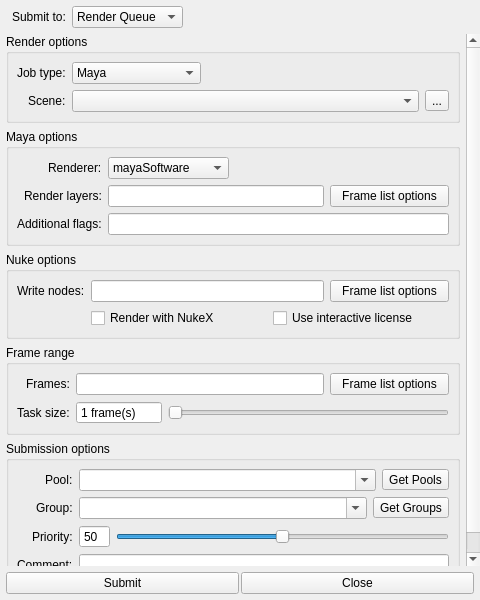
Old version of the form core/ui/render_submit_ui.ui in the repository mjbonnington/icarus-gps.
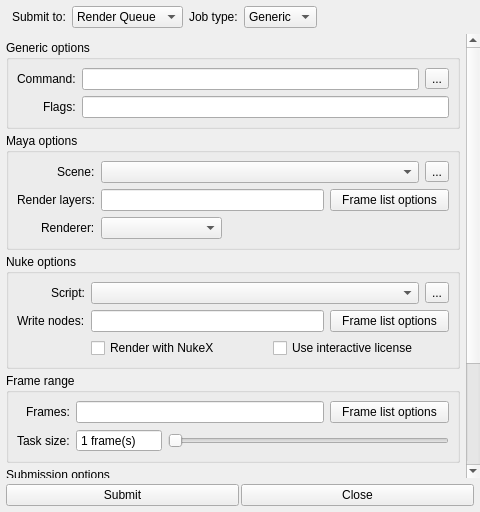
New version of the form. Icons and pictures are not drawn.

Commit message: Improved render submitter. More robust error handling. Tidied up UI stylesheet.

The edit to the form file:
```diff
--- a/core/ui/render_submit_ui.ui
+++ b/core/ui/render_submit_ui.ui
@@ -8,7 +8,7 @@
     <x>0</x>
     <y>0</y>
     <width>480</width>
-    <height>600</height>
+    <height>512</height>
    </rect>
   </property>
   <property name="windowTitle">
@@ -36,7 +36,7 @@
       <property name="lineWidth">
        <number>0</number>
       </property>
-      <layout class="QFormLayout" name="submitTo_formLayout">
+      <layout class="QGridLayout" name="gridLayout">
        <property name="leftMargin">
         <number>12</number>
        </property>
@@ -49,10 +49,10 @@
        <property name="bottomMargin">
         <number>6</number>
        </property>
-       <item row="0" column="0">
-        <widget class="QLabel" name="submitTo_label">
+       <item row="0" column="2">
+        <widget class="QLabel" name="jobType_label">
          <property name="text">
-          <string>Submit to:</string>
+          <string>Job type:</string>
          </property>
          <property name="buddy">
           <cstring>submitTo_comboBox</cstring>
@@ -79,6 +79,54 @@
          </item>
         </widget>
        </item>
+       <item row="0" column="0">
+        <widget class="QLabel" name="submitTo_label">
+         <property name="text">
+          <string>Submit to:</string>
+         </property>
+         <property name="buddy">
+          <cstring>submitTo_comboBox</cstring>
+         </property>
+        </widget>
+       </item>
+       <item row="0" column="3">
+        <widget class="QComboBox" name="jobType_comboBox">
+         <property name="sizePolicy">
+          <sizepolicy hsizetype="Maximum" vsizetype="Fixed">
+           <horstretch>0</horstretch>
+           <verstretch>0</verstretch>
+          </sizepolicy>
+         </property>
+         <item>
+          <property name="text">
+           <string>Generic</string>
+          </property>
+         </item>
+         <item>
+          <property name="text">
+           <string>Maya</string>
+          </property>
+         </item>
+         <item>
+          <property name="text">
+           <string>Nuke</string>
+          </property>
+         </item>
+        </widget>
+       </item>
+       <item row="0" column="4">
+        <spacer name="header_horizontalSpacer">
+         <property name="orientation">
+          <enum>Qt::Horizontal</enum>
+         </property>
+         <property name="sizeHint" stdset="0">
+          <size>
+           <width>40</width>
+           <height>20</height>
+          </size>
+         </property>
+        </spacer>
+       </item>
       </layout>
      </widget>
     </item>
@@ -106,42 +154,39 @@
        <property name="geometry">
         <rect>
          <x>0</x>
-         <y>0</y>
-         <width>480</width>
-         <height>533</height>
+         <y>-119</y>
+         <width>463</width>
+         <height>564</height>
         </rect>
        </property>
        <property name="noBackground" stdset="0">
         <bool>true</bool>
        </property>
        <layout class="QVBoxLayout" name="settings_verticalLayout">
-        <property name="leftMargin">
-         <number>6</number>
+        <property name="spacing">
+         <number>4</number>
         </property>
-        <property name="topMargin">
-         <number>0</number>
-        </property>
-        <property name="rightMargin">
+        <property name="margin">
          <number>6</number>
         </property>
-        <property name="bottomMargin">
-         <number>0</number>
-        </property>
         <item>
-         <widget class="QGroupBox" name="render_groupBox">
+         <widget class="QGroupBox" name="generic_groupBox">
+          <property name="sizePolicy">
+           <sizepolicy hsizetype="Preferred" vsizetype="Maximum">
+            <horstretch>0</horstretch>
+            <verstretch>0</verstretch>
+           </sizepolicy>
+          </property>
           <property name="title">
-           <string>Render options</string>
-          </property>
-          <property name="flat">
-           <bool>false</bool>
+           <string>Generic options</string>
           </property>
           <property name="expandable" stdset="0">
            <bool>true</bool>
           </property>
-          <layout class="QFormLayout" name="render_formLayout">
-           <property name="fieldGrowthPolicy">
-            <enum>QFormLayout::AllNonFixedFieldsGrow</enum>
-           </property>
+          <property name="xmlCategory" stdset="0">
+           <string>generic</string>
+          </property>
+          <layout class="QFormLayout" name="generic_formLayout">
            <property name="labelAlignment">
             <set>Qt::AlignRight|Qt::AlignTrailing|Qt::AlignVCenter</set>
            </property>
@@ -149,9 +194,9 @@
             <number>8</number>
            </property>
            <item row="0" column="0">
-            <widget class="QLabel" name="type_label">
+            <widget class="QLabel" name="command_label">
              <property name="text">
-              <string>Job type:</string>
+              <string>Command:</string>
              </property>
              <property name="buddy">
               <cstring>type_comboBox</cstring>
@@ -159,80 +204,22 @@
             </widget>
            </item>
            <item row="0" column="1">
-            <layout class="QHBoxLayout" name="type_horizontalLayout">
+            <layout class="QHBoxLayout" name="command_horizontalLayout">
              <item>
-              <widget class="QComboBox" name="type_comboBox">
-               <property name="sizePolicy">
-                <sizepolicy hsizetype="Maximum" vsizetype="Fixed">
-                 <horstretch>0</horstretch>
-                 <verstretch>0</verstretch>
-                </sizepolicy>
+              <widget class="QLineEdit" name="command_lineEdit">
+               <property name="toolTip">
+                <string>&lt;html&gt;&lt;head/&gt;&lt;body&gt;&lt;p&gt;Path to the command executable.&lt;/p&gt;&lt;/body&gt;&lt;/html&gt;</string>
                </property>
-               <item>
-                <property name="text">
-                 <string>Maya</string>
-                </property>
-               </item>
-               <item>
-                <property name="text">
-                 <string>Nuke</string>
-                </property>
-               </item>
-               <item>
-                <property name="text">
-                 <string>Generic command</string>
-                </property>
-               </item>
-              </widget>
-             </item>
-             <item>
-              <spacer name="type_horizontalSpacer">
-               <property name="orientation">
-                <enum>Qt::Horizontal</enum>
+               <property name="text">
+                <string/>
                </property>
-               <property name="sizeHint" stdset="0">
-                <size>
-                 <width>40</width>
-                 <height>20</height>
-                </size>
+               <property name="xmlTag" stdset="0">
+                <string>command</string>
                </property>
-              </spacer>
-             </item>
-            </layout>
-           </item>
-           <item row="1" column="0">
-            <widget class="QLabel" name="scene_label">
-             <property name="text">
-              <string>Scene:</string>
-             </property>
-             <property name="buddy">
-              <cstring>scene_comboBox</cstring>
-             </property>
-            </widget>
-           </item>
-           <item row="1" column="1">
-            <layout class="QHBoxLayout" name="scene_horizontalLayout">
-             <item>
-              <widget class="QComboBox" name="scene_comboBox">
-               <property name="sizePolicy">
-                <sizepolicy hsizetype="Expanding" vsizetype="Fixed">
-                 <horstretch>0</horstretch>
-                 <verstretch>0</verstretch>
-                </sizepolicy>
-               </property>
-               <property name="editable">
-                <bool>false</bool>
-               </property>
-               <property name="maxCount">
-                <number>10</number>
-               </property>
-               <property name="insertPolicy">
-                <enum>QComboBox::InsertAtTop</enum>
-               </property>
               </widget>
              </item>
              <item>
-              <widget class="QToolButton" name="sceneBrowse_toolButton">
+              <widget class="QToolButton" name="commandBrowse_toolButton">
                <property name="text">
                 <string>...</string>
                </property>
@@ -251,6 +238,36 @@
                <property name="toolButtonStyle">
                 <enum>Qt::ToolButtonIconOnly</enum>
                </property>
+               <property name="noBackground" stdset="0">
+                <bool>false</bool>
+               </property>
+              </widget>
+             </item>
+            </layout>
+           </item>
+           <item row="1" column="0">
+            <widget class="QLabel" name="flags_label">
+             <property name="text">
+              <string>Flags:</string>
+             </property>
+             <property name="buddy">
+              <cstring>flags_lineEdit</cstring>
+             </property>
+            </widget>
+           </item>
+           <item row="1" column="1">
+            <layout class="QHBoxLayout" name="flags_horizontalLayout">
+             <item>
+              <widget class="QLineEdit" name="flags_lineEdit">
+               <property name="toolTip">
+                <string>&lt;html&gt;&lt;head/&gt;&lt;body&gt;&lt;p&gt;Allows additional command-line flags to be specified.&lt;/p&gt;&lt;/body&gt;&lt;/html&gt;</string>
+               </property>
+               <property name="text">
+                <string/>
+               </property>
+               <property name="xmlTag" stdset="0">
+                <string>flags</string>
+               </property>
               </widget>
              </item>
             </layout>
@@ -259,16 +276,16 @@
          </widget>
         </item>
         <item>
-         <widget class="QGroupBox" name="mayaOptions_groupBox">
+         <widget class="QGroupBox" name="maya_groupBox">
+          <property name="sizePolicy">
+           <sizepolicy hsizetype="Preferred" vsizetype="Maximum">
+            <horstretch>0</horstretch>
+            <verstretch>0</verstretch>
+           </sizepolicy>
+          </property>
           <property name="title">
            <string>Maya options</string>
           </property>
-          <property name="flat">
-           <bool>false</bool>
-          </property>
-          <property name="checkable">
-           <bool>false</bool>
-          </property>
           <property name="checked">
            <bool>false</bool>
           </property>
@@ -278,87 +295,14 @@
           <property name="xmlCategory" stdset="0">
            <string>maya</string>
           </property>
-          <layout class="QFormLayout" name="mayaOptions_formLayout">
-           <property name="fieldGrowthPolicy">
-            <enum>QFormLayout::AllNonFixedFieldsGrow</enum>
-           </property>
+          <layout class="QFormLayout" name="maya_formLayout">
            <property name="labelAlignment">
             <set>Qt::AlignRight|Qt::AlignTrailing|Qt::AlignVCenter</set>
            </property>
            <property name="margin">
             <number>8</number>
            </property>
-           <item row="1" column="0">
-            <widget class="QLabel" name="layers_label">
-             <property name="text">
-              <string>Render layers:</string>
-             </property>
-             <property name="buddy">
-              <cstring>layers_lineEdit</cstring>
-             </property>
-            </widget>
-           </item>
-           <item row="1" column="1">
-            <layout class="QHBoxLayout" name="layers_horizontalLayout">
-             <item>
-              <widget class="QLineEdit" name="layers_lineEdit">
-               <property name="toolTip">
-                <string>&lt;html&gt;&lt;head/&gt;&lt;body&gt;&lt;p&gt;Specify render layer(s) to be submitted individually. Multiple entries can be separated by commas. If left blank, the renderable layers will be read from the scene file and output for each task.&lt;/p&gt;&lt;/body&gt;&lt;/html&gt;</string>
-               </property>
-               <property name="text">
-                <string/>
-               </property>
-               <property name="xmlTag" stdset="0">
-                <string>renderLayers</string>
-               </property>
-              </widget>
-             </item>
-             <item>
-              <widget class="QToolButton" name="layerOptions_toolButton">
-               <property name="sizePolicy">
-                <sizepolicy hsizetype="Maximum" vsizetype="Fixed">
-                 <horstretch>0</horstretch>
-                 <verstretch>0</verstretch>
-                </sizepolicy>
-               </property>
-               <property name="toolTip">
-                <string>Render layer options</string>
-               </property>
-               <property name="styleSheet">
-                <string notr="true">QToolButton {
-	padding: 1px 12px 2px 1px;
-}
-
-QToolButton:pressed, QToolButton:checked:pressed {
-	padding: 2px 11px 1px 2px;
-}
-</string>
-               </property>
-               <property name="text">
-                <string>Frame list options</string>
-               </property>
-               <property name="icon">
-                <iconset resource="rsc.qrc">
-                 <normaloff>:/rsc/rsc/icon_settings.png</normaloff>
-                 <disabledoff>:/rsc/rsc/icon_settings_disabled.png</disabledoff>:/rsc/rsc/icon_settings.png</iconset>
-               </property>
-               <property name="iconSize">
-                <size>
-                 <width>15</width>
-                 <height>15</height>
-                </size>
-               </property>
-               <property name="popupMode">
-                <enum>QToolButton::InstantPopup</enum>
-               </property>
-               <property name="toolButtonStyle">
-                <enum>Qt::ToolButtonIconOnly</enum>
-               </property>
-              </widget>
-             </item>
-            </layout>
-           </item>
-           <item row="0" column="0">
+           <item row="2" column="0">
             <widget class="QLabel" name="renderer_label">
              <property name="text">
               <string>Renderer:</string>
@@ -368,7 +312,7 @@
              </property>
             </widget>
            </item>
-           <item row="0" column="1">
+           <item row="2" column="1">
             <layout class="QHBoxLayout" name="renderer_horizontalLayout">
              <item>
               <widget class="QComboBox" name="renderer_comboBox">
@@ -381,6 +325,11 @@
                <property name="xmlTag" stdset="0">
                 <string>renderer</string>
                </property>
+               <item>
+                <property name="text">
+                 <string/>
+                </property>
+               </item>
                <item>
                 <property name="text">
                  <string>mayaSoftware</string>
@@ -433,20 +382,78 @@
              </item>
             </layout>
            </item>
-           <item row="2" column="0">
-            <widget class="QLabel" name="flags_label">
+           <item row="0" column="0">
+            <widget class="QLabel" name="scene_label">
              <property name="text">
-              <string>Additional flags:</string>
+              <string>Scene:</string>
              </property>
              <property name="buddy">
               <cstring>flags_lineEdit</cstring>
              </property>
             </widget>
            </item>
-           <item row="2" column="1">
-            <layout class="QHBoxLayout" name="flags_horizontalLayout">
+           <item row="0" column="1">
+            <layout class="QHBoxLayout" name="scene_horizontalLayout">
              <item>
-              <widget class="QLineEdit" name="flags_lineEdit">
+              <widget class="QComboBox" name="scene_comboBox">
+               <property name="sizePolicy">
+                <sizepolicy hsizetype="Expanding" vsizetype="Fixed">
+                 <horstretch>0</horstretch>
+                 <verstretch>0</verstretch>
+                </sizepolicy>
+               </property>
+               <property name="editable">
+                <bool>false</bool>
+               </property>
+               <property name="maxCount">
+                <number>10</number>
+               </property>
+               <property name="insertPolicy">
+                <enum>QComboBox::InsertAtTop</enum>
+               </property>
+              </widget>
+             </item>
+             <item>
+              <widget class="QToolButton" name="sceneBrowse_toolButton">
+               <property name="text">
+                <string>...</string>
+               </property>
+               <property name="icon">
+                <iconset>
+                 <normalon>:/rsc/rsc/icon_folder.png</normalon>
+                 <disabledon>:/rsc/rsc/icon_folder_disabled.png</disabledon>
+                </iconset>
+               </property>
+               <property name="iconSize">
+                <size>
+                 <width>15</width>
+                 <height>15</height>
+                </size>
+               </property>
+               <property name="toolButtonStyle">
+                <enum>Qt::ToolButtonIconOnly</enum>
+               </property>
+               <property name="noBackground" stdset="0">
+                <bool>false</bool>
+               </property>
+              </widget>
+             </item>
+            </layout>
+           </item>
+           <item row="1" column="0">
+            <widget class="QLabel" name="layers_label">
+             <property name="text">
+              <string>Render layers:</string>
+             </property>
+             <property name="buddy">
+              <cstring>layers_lineEdit</cstring>
+             </property>
+            </widget>
+           </item>
+           <item row="1" column="1">
+            <layout class="QHBoxLayout" name="layers_horizontalLayout">
+             <item>
+              <widget class="QLineEdit" name="layers_lineEdit">
                <property name="toolTip">
                 <string>&lt;html&gt;&lt;head/&gt;&lt;body&gt;&lt;p&gt;Allows additional command-line flags to be specified.&lt;/p&gt;&lt;/body&gt;&lt;/html&gt;</string>
                </property>
@@ -454,7 +461,53 @@
                 <string/>
                </property>
                <property name="xmlTag" stdset="0">
-                <string>flags</string>
+                <string>renderLayers</string>
+               </property>
+              </widget>
+             </item>
+             <item>
+              <widget class="QToolButton" name="layerOptions_toolButton">
+               <property name="sizePolicy">
+                <sizepolicy hsizetype="Maximum" vsizetype="Fixed">
+                 <horstretch>0</horstretch>
+                 <verstretch>0</verstretch>
+                </sizepolicy>
+               </property>
+               <property name="toolTip">
+                <string>Render layer options</string>
+               </property>
+               <property name="styleSheet">
+                <string notr="true">QToolButton {
+	padding: 1px 12px 2px 1px;
+}
+
+QToolButton:pressed, QToolButton:checked:pressed {
+	padding: 2px 11px 1px 2px;
+}
+</string>
+               </property>
+               <property name="text">
+                <string>Frame list options</string>
+               </property>
+               <property name="icon">
+                <iconset resource="rsc.qrc">
+                 <normaloff>:/rsc/rsc/icon_settings.png</normaloff>
+                 <disabledoff>:/rsc/rsc/icon_settings_disabled.png</disabledoff>:/rsc/rsc/icon_settings.png</iconset>
+               </property>
+               <property name="iconSize">
+                <size>
+                 <width>15</width>
+                 <height>15</height>
+                </size>
+               </property>
+               <property name="popupMode">
+                <enum>QToolButton::InstantPopup</enum>
+               </property>
+               <property name="toolButtonStyle">
+                <enum>Qt::ToolButtonIconOnly</enum>
+               </property>
+               <property name="noBackground" stdset="0">
+                <bool>false</bool>
                </property>
               </widget>
              </item>
@@ -464,16 +517,16 @@
          </widget>
         </item>
         <item>
-         <widget class="QGroupBox" name="nukeOptions_groupBox">
+         <widget class="QGroupBox" name="nuke_groupBox">
+          <property name="sizePolicy">
+           <sizepolicy hsizetype="Preferred" vsizetype="Maximum">
+            <horstretch>0</horstretch>
+            <verstretch>0</verstretch>
+           </sizepolicy>
+          </property>
           <property name="title">
            <string>Nuke options</string>
           </property>
-          <property name="flat">
-           <bool>false</bool>
-          </property>
-          <property name="checkable">
-           <bool>false</bool>
-          </property>
           <property name="checked">
            <bool>false</bool>
           </property>
@@ -483,17 +536,14 @@
           <property name="xmlCategory" stdset="0">
            <string>nuke</string>
           </property>
-          <layout class="QFormLayout" name="nukeOptions_formLayout">
-           <property name="fieldGrowthPolicy">
-            <enum>QFormLayout::AllNonFixedFieldsGrow</enum>
-           </property>
+          <layout class="QFormLayout" name="nuke_formLayout">
            <property name="labelAlignment">
             <set>Qt::AlignRight|Qt::AlignTrailing|Qt::AlignVCenter</set>
            </property>
            <property name="margin">
             <number>8</number>
            </property>
-           <item row="0" column="0">
+           <item row="1" column="0">
             <widget class="QLabel" name="writeNodes_label">
              <property name="text">
               <string>Write nodes:</string>
@@ -503,7 +553,7 @@
              </property>
             </widget>
            </item>
-           <item row="0" column="1">
+           <item row="1" column="1">
             <layout class="QHBoxLayout" name="writeNodes_horizontalLayout">
              <item>
               <widget class="QLineEdit" name="writeNodes_lineEdit">
@@ -563,7 +613,7 @@
              </item>
             </layout>
            </item>
-           <item row="1" column="1">
+           <item row="2" column="1">
             <layout class="QGridLayout" name="nukeOptions_gridLayout">
              <item row="0" column="1">
               <widget class="QCheckBox" name="interactiveLicense_checkBox">
@@ -581,7 +631,65 @@
                 <string>Render with NukeX</string>
                </property>
                <property name="xmlTag" stdset="0">
-                <string>nukex</string>
+                <string>renderWithNukeX</string>
+               </property>
+              </widget>
+             </item>
+            </layout>
+           </item>
+           <item row="0" column="0">
+            <widget class="QLabel" name="nukeScript_label">
+             <property name="text">
+              <string>Script:</string>
+             </property>
+             <property name="buddy">
+              <cstring>nukeScript_comboBox</cstring>
+             </property>
+            </widget>
+           </item>
+           <item row="0" column="1">
+            <layout class="QHBoxLayout" name="nukeScript_horizontalLayout">
+             <item>
+              <widget class="QComboBox" name="nukeScript_comboBox">
+               <property name="sizePolicy">
+                <sizepolicy hsizetype="Expanding" vsizetype="Fixed">
+                 <horstretch>0</horstretch>
+                 <verstretch>0</verstretch>
+                </sizepolicy>
+               </property>
+               <property name="editable">
+                <bool>false</bool>
+               </property>
+               <property name="maxCount">
+                <number>10</number>
+               </property>
+               <property name="insertPolicy">
+                <enum>QComboBox::InsertAtTop</enum>
+               </property>
+              </widget>
+             </item>
+             <item>
+              <widget class="QToolButton" name="nukeScriptBrowse_toolButton">
+               <property name="text">
+                <string>...</string>
+               </property>
+               <property name="icon">
+                <iconset>
+                 <normalon>:/rsc/rsc/icon_folder.png</normalon>
+                 <disabledon>:/rsc/rsc/icon_folder_disabled.png</disabledon>
+                </iconset>
+               </property>
+               <property name="iconSize">
+                <size>
+                 <width>15</width>
+                 <height>15</height>
+                </size>
+               </property>
+               <property name="toolButtonStyle">
+                <enum>Qt::ToolButtonIconOnly</enum>
+               </property>
+               <property name="noBackground" stdset="0">
+                <bool>false</bool>
                </property>
               </widget>
              </item>
@@ -592,15 +700,15 @@
         </item>
         <item>
          <widget class="QGroupBox" name="frames_groupBox">
+          <property name="sizePolicy">
+           <sizepolicy hsizetype="Preferred" vsizetype="Maximum">
+            <horstretch>0</horstretch>
+            <verstretch>0</verstretch>
+           </sizepolicy>
+          </property>
           <property name="title">
            <string>Frame range</string>
           </property>
-          <property name="flat">
-           <bool>false</bool>
-          </property>
-          <property name="checkable">
-           <bool>false</bool>
-          </property>
           <property name="checked">
            <bool>false</bool>
           </property>
@@ -611,9 +719,6 @@
            <string>frames</string>
           </property>
           <layout class="QFormLayout" name="frames_formLayout">
-           <property name="fieldGrowthPolicy">
-            <enum>QFormLayout::AllNonFixedFieldsGrow</enum>
-           </property>
            <property name="labelAlignment">
             <set>Qt::AlignRight|Qt::AlignTrailing|Qt::AlignVCenter</set>
            </property>
@@ -752,13 +857,16 @@
          </widget>
         </item>
         <item>
-         <widget class="QGroupBox" name="submit_groupBox">
+         <widget class="QGroupBox" name="submission_groupBox">
+          <property name="sizePolicy">
+           <sizepolicy hsizetype="Preferred" vsizetype="Maximum">
+            <horstretch>0</horstretch>
+            <verstretch>0</verstretch>
+           </sizepolicy>
+          </property>
           <property name="title">
            <string>Submission options</string>
           </property>
-          <property name="flat">
-           <bool>false</bool>
-          </property>
           <property name="expandable" stdset="0">
            <bool>true</bool>
           </property>
```
Left out of the diff: 62 changed lines with no effect on the pictures. The commit also changes 13 other files.
